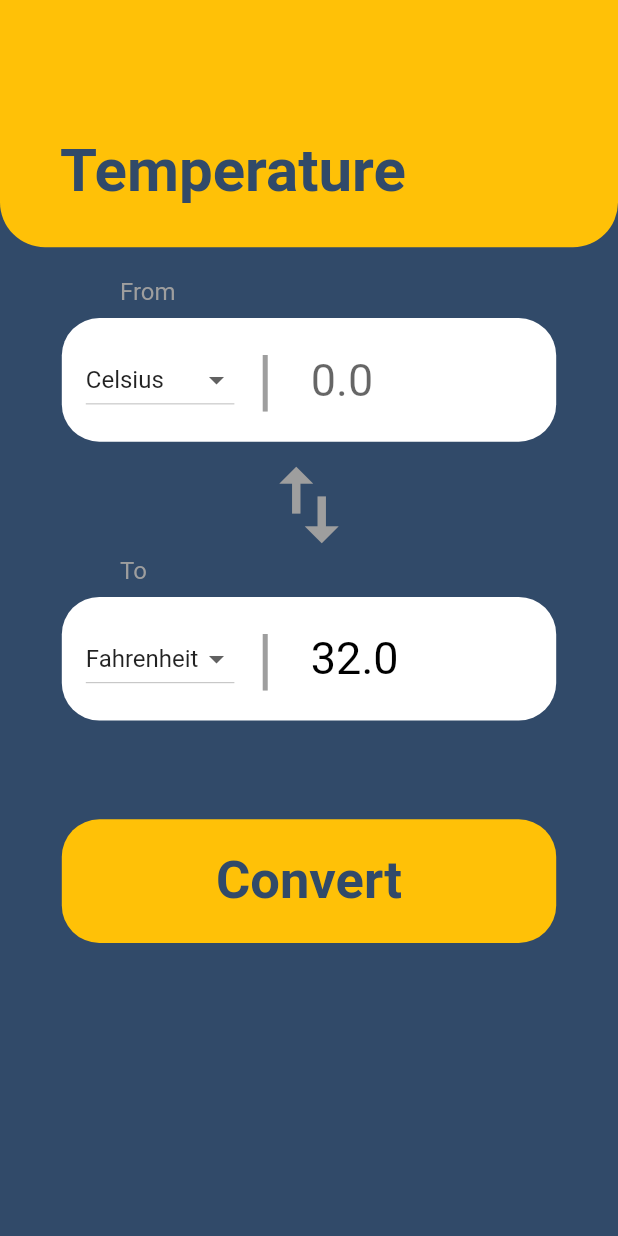
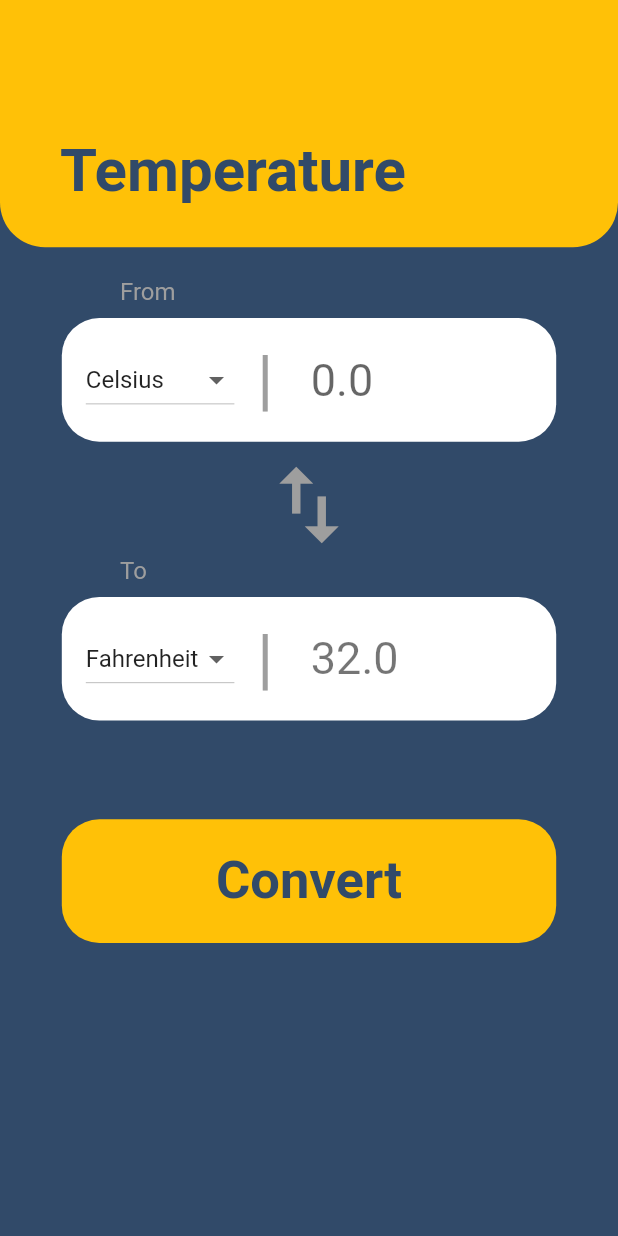
Before and after one commit to srishtik06/unit_converter, a Flutter app: the tempPage screen opened directly, after a tap on "Convert", on a phone screen of 412 x 824 dp. Run offline on Flutter 3.47's test engine with Material 2 defaults, Android fonts, the phone set to English and light mode, and no system bars.

```diff
--- a/lib/LengthPage.dart
+++ b/lib/LengthPage.dart
@@ -142,7 +142,8 @@ class _LengthPageState extends State<LengthPage> {
                         padding: const EdgeInsets.fromLTRB(25, 0, 25, 0),
                         child: TextField(
                           keyboardType: TextInputType.number,
-                          style: TextStyle(fontSize: 30),
+                          style: TextStyle(fontSize: 30,
+                          color: Colors.black54),
                           decoration: const InputDecoration(
                             hintText: '0.0',
                             border: InputBorder.none,
@@ -230,7 +231,7 @@ class _LengthPageState extends State<LengthPage> {
                           child: Text(
                             '$result', // Display the result value
                             style: TextStyle(
-                              color: Colors.black,
+                              color: Colors.black54,
                               fontSize: 30,
                             ),
                           ),
--- a/lib/speedPage.dart
+++ b/lib/speedPage.dart
@@ -115,7 +115,8 @@ class _speedPageState extends State<speedPage> {
                         padding: const EdgeInsets.fromLTRB(25, 0, 25, 0),
                         child: TextField(
                           keyboardType: TextInputType.number,
-                          style: TextStyle(fontSize: 30),
+                          style: TextStyle(fontSize: 30,
+                          color: Colors.black54),
                           decoration: const InputDecoration(
                             hintText: '0.0',
                             border: InputBorder.none,
@@ -203,7 +204,7 @@ class _speedPageState extends State<speedPage> {
                           child: Text(
                             '$result', // Display the result value
                             style: TextStyle(
-                              color: Colors.black,
+                              color: Colors.black54,
                               fontSize: 30,
                             ),
                           ),
--- a/lib/tempPage.dart
+++ b/lib/tempPage.dart
@@ -89,14 +89,9 @@ class _tempPageState extends State<tempPage> {
             Container(
               height: size.height * 0.1,
               width: size.width * 0.8,
-              decoration: const BoxDecoration(
+              decoration:  BoxDecoration(
                 color: Colors.white,
-                borderRadius: BorderRadius.only(
-                  topLeft: Radius.circular(25),
-                  topRight: Radius.circular(25),
-                  bottomLeft: Radius.circular(25),
-                  bottomRight: Radius.circular(25),
-                ),
+                borderRadius: BorderRadius.circular(25)
               ),
               child: Align(
                 alignment: Alignment.centerLeft,
@@ -134,7 +129,8 @@ class _tempPageState extends State<tempPage> {
                         padding: const EdgeInsets.fromLTRB(25, 0, 25, 0),
                         child: TextField(
                           keyboardType: TextInputType.number,
-                          style: TextStyle(fontSize: 30),
+                          style: TextStyle(fontSize: 30,
+                          color: Colors.black54),
                           decoration: const InputDecoration(
                             hintText: '0.0',
                             border: InputBorder.none,
@@ -222,7 +218,7 @@ class _tempPageState extends State<tempPage> {
                           child: Text(
                             '$result', // Display the result value
                             style: TextStyle(
-                              color: Colors.black,
+                              color: Colors.black54,
                               fontSize: 30,
                             ),
                           ),
--- a/lib/weightPage.dart
+++ b/lib/weightPage.dart
@@ -127,7 +127,8 @@ class _weightPageState extends State<weightPage> {
                         padding: const EdgeInsets.fromLTRB(25, 0, 25, 0),
                         child: TextField(
                           keyboardType: TextInputType.number,
-                          style: TextStyle(fontSize: 30),
+                          style: TextStyle(fontSize: 30,
+                          color: Colors.black54),
                           decoration: const InputDecoration(
                             hintText: '0.0',
                             border: InputBorder.none,
@@ -215,7 +216,7 @@ class _weightPageState extends State<weightPage> {
                           child: Text(
                             '$result', // Display the result value
                             style: TextStyle(
-                              color: Colors.black,
+                              color: Colors.black54,
                               fontSize: 30,
                             ),
                           ),
```
Also changed, not shown: lib/timePage.dart (+6 -5 lines).
